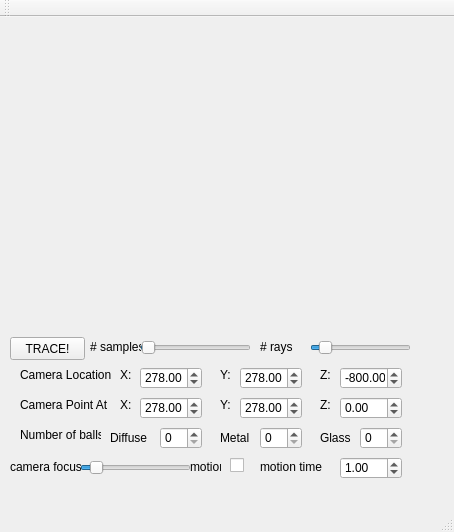
Above: ui/mainwindow.ui from jrem090/Raytracer before the change. Below: the same form after it.
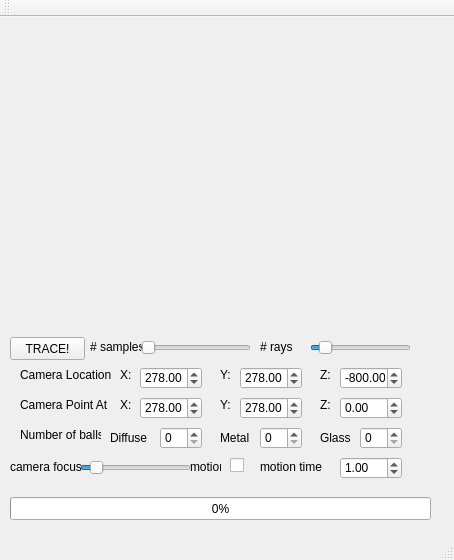
That is the form after the change.

Commit message: move raytracer functionality to seperate thread Add basic transformation components(missing scale) add progress bar

Diff of the .ui file:
```diff
--- a/ui/mainwindow.ui
+++ b/ui/mainwindow.ui
@@ -7,7 +7,7 @@
     <x>0</x>
     <y>0</y>
     <width>454</width>
-    <height>532</height>
+    <height>560</height>
    </rect>
   </property>
   <property name="windowTitle">
@@ -509,6 +509,19 @@
      <double>1.000000000000000</double>
     </property>
    </widget>
+   <widget class="QProgressBar" name="progressBar">
+    <property name="geometry">
+     <rect>
+      <x>10</x>
+      <y>480</y>
+      <width>421</width>
+      <height>23</height>
+     </rect>
+    </property>
+    <property name="value">
+     <number>0</number>
+    </property>
+   </widget>
    <zorder>pushButton</zorder>
    <zorder>widget</zorder>
    <zorder>num_samples</zorder>
```
Left out of the diff: 1 changed line with no effect on the pictures. The commit also changes 11 other files.
